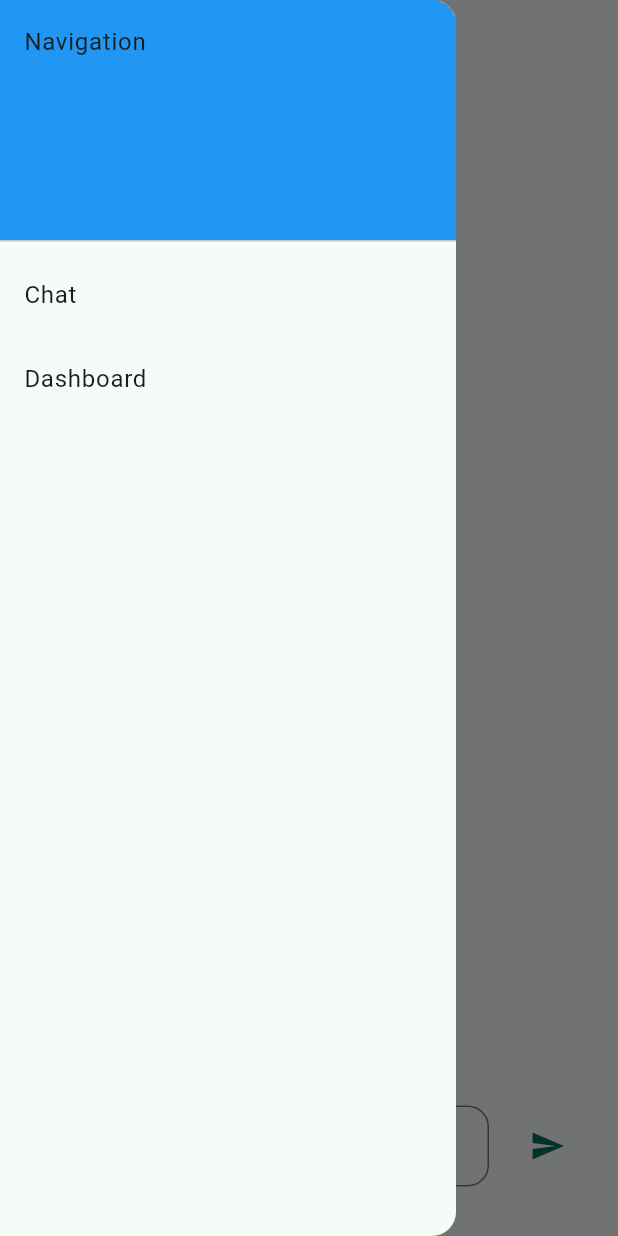
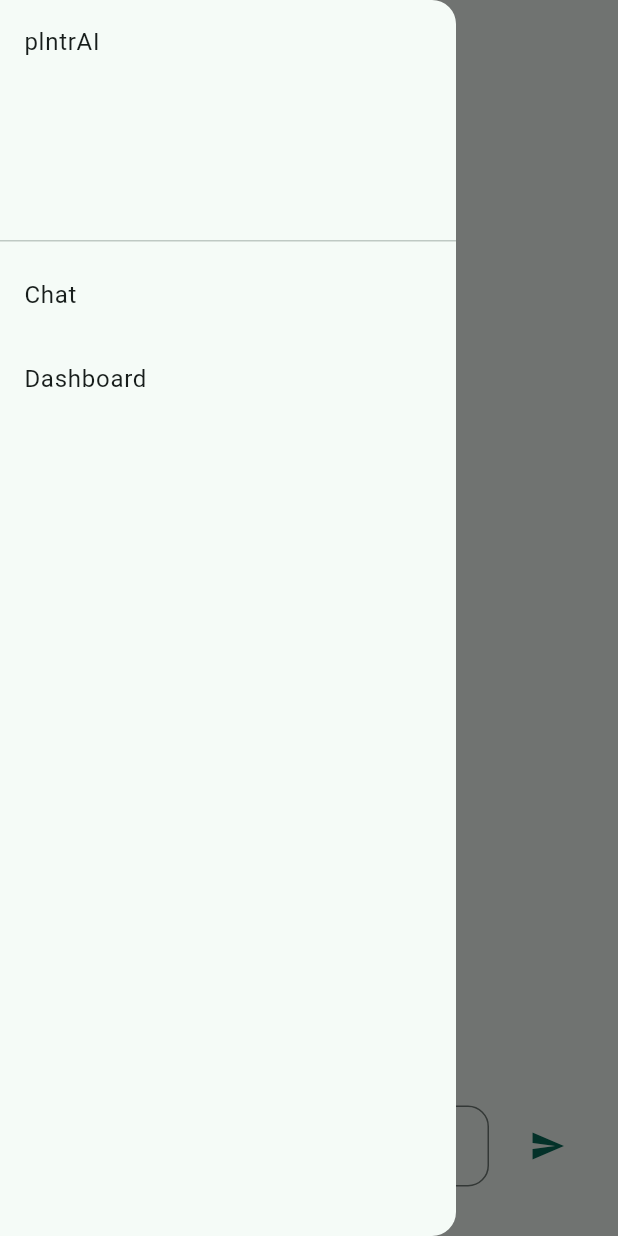
Before and after one commit to plntrAI/plntrAI, a Flutter app: the screen it shows after launch, with the side drawer open, on a phone screen of 412 x 824 dp. Run offline on Flutter 3.47's test engine with Material 3 defaults, Android fonts, the phone set to English and light mode, and no system bars; our stand-ins replace flutter_markdown, google_generative_ai.

Commit message:
Update navigation naming

```diff
--- a/lib/screens/home.dart
+++ b/lib/screens/home.dart
@@ -20,17 +20,13 @@ class _HomeScreenState extends State<HomeScreen> {
   Widget build(BuildContext context) {
     return Scaffold(
       appBar: AppBar(
-        title: const Text('Home'),
+        title: const Text('plntrAI'),
       ),
       drawer: Drawer(
         child: ListView(
-          padding: EdgeInsets.zero,
           children: <Widget>[
             const DrawerHeader(
-              decoration: BoxDecoration(
-                color: Colors.blue,
-              ),
-              child: Text('Navigation'),
+              child: Text('plntrAI'),
             ),
             ListTile(
               title: const Text('Chat'),
```
